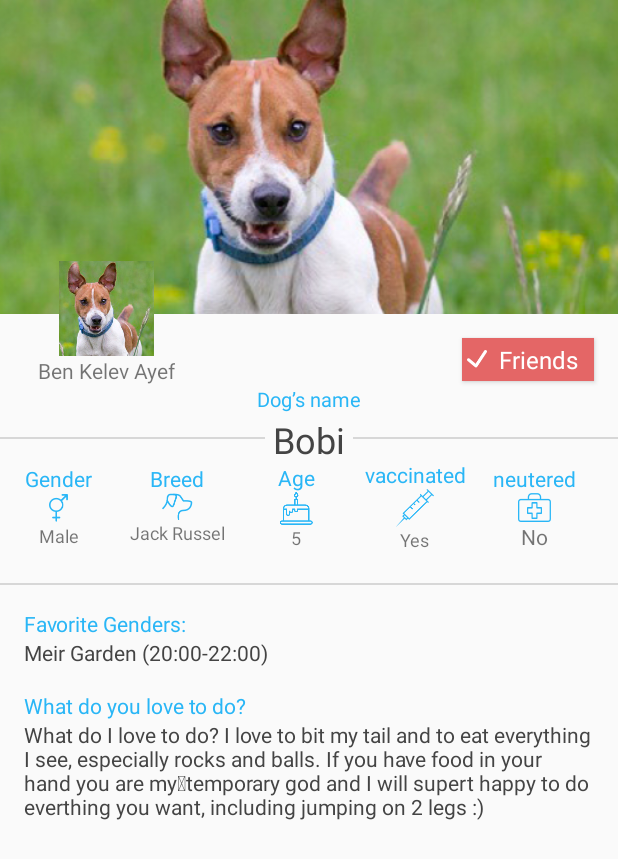
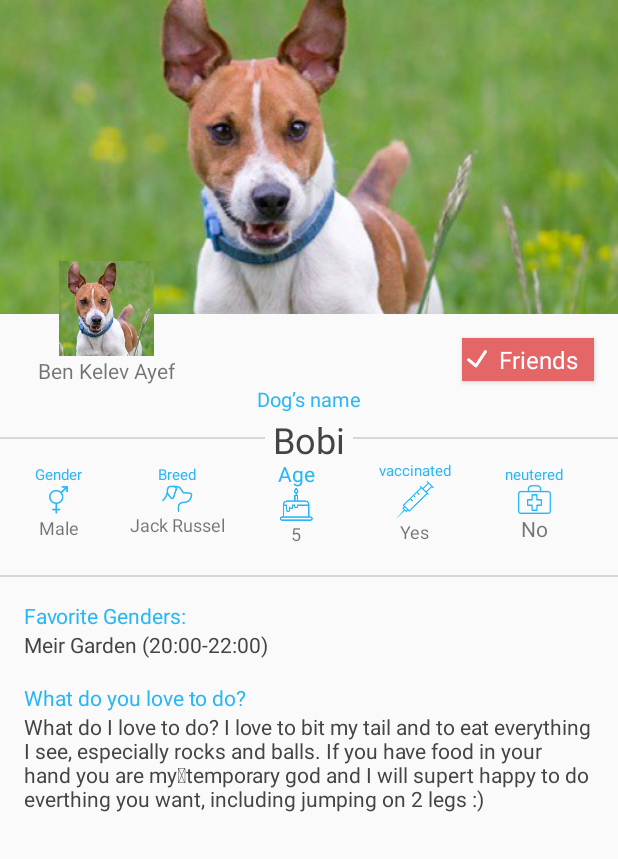
Before and after one commit to RonA85/bs, an Android app: the layout activity_profile.xml on its own in the app's theme, with its tools: preview values and no code run, on a phone screen of 412 x 824 dp. Shown: the top 859 px of the screen. Run offline under Robolectric (Android 15) with nearby library versions, the phone set to English and light mode, and no system bars.

Commit message:
Added profile screen

```diff
--- a/app/src/main/java/com/bestfriend/ui/Activities/ProfileActivity.java
+++ b/app/src/main/java/com/bestfriend/ui/Activities/ProfileActivity.java
@@ -53,7 +53,7 @@ public class ProfileActivity extends AppCompatActivity {
                 dogName.setText(user.getDog().getDogName());
                 dogGender.setText(user.getDog().getDogGender());
                 dogBreed.setText(user.getDog().getDogBreed());
-//                dogAge.setText(user.getDog().getDogAge());
+                dogAge.setText("5");
                 dogVaccinated.setText("Yes");
                 dogNeutered.setText("No");
                 dogFavoritegardens.setText("Meir Garden (20:00-22:00)");
--- a/app/src/main/res/layout/activity_profile.xml
+++ b/app/src/main/res/layout/activity_profile.xml
@@ -109,6 +109,7 @@
                     android:layout_width="wrap_content"
                     android:layout_height="wrap_content"
                     android:textColor="#29b6f6"
+                    android:textSize="10sp"
                     android:text="Gender"/>
                 <ImageView
                     android:layout_width="wrap_content"
@@ -131,6 +132,7 @@
                     android:layout_width="wrap_content"
                     android:layout_height="wrap_content"
                     android:textColor="#29b6f6"
+                    android:textSize="10sp"
                     android:text="Breed"/>
                 <ImageView
                     android:layout_width="wrap_content"
@@ -148,6 +150,7 @@
                 android:layout_width="0dp"
                 android:layout_weight="1"
                 android:gravity="center"
+                android:textSize="10sp"
                 android:layout_height="match_parent">
                 <TextView
                     android:layout_width="wrap_content"
@@ -175,6 +178,7 @@
                     android:layout_width="wrap_content"
                     android:layout_height="wrap_content"
                     android:textColor="#29b6f6"
+                    android:textSize="10sp"
                     android:text="vaccinated"/>
                 <ImageView
                     android:layout_width="wrap_content"
@@ -197,6 +201,7 @@
                     android:layout_width="wrap_content"
                     android:layout_height="wrap_content"
                     android:textColor="#29b6f6"
+                    android:textSize="10sp"
                     android:text="neutered"/>
                 <ImageView
                     android:layout_width="wrap_content"
```
Also changed, not shown: app/src/main/java/com/bestfriend/model/Dog.java (+9 -9 lines).
